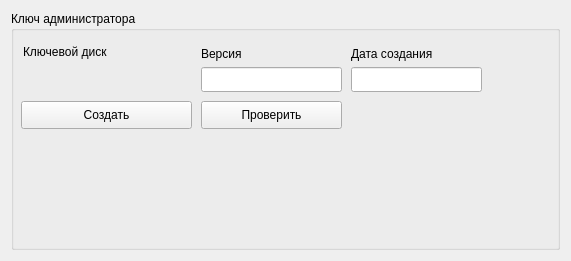
Above: m_cfg/admaud_widget.ui from xXRadioHeadXx/start7 before the change. Below: the same form after it.
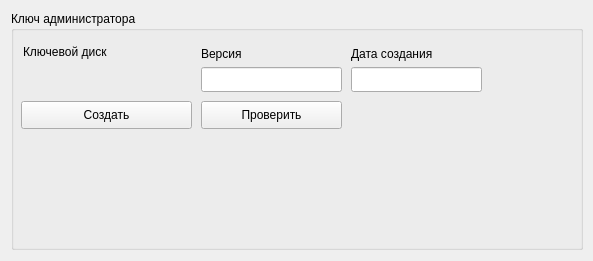
That is the form after the change. Custom widgets are drawn as their Qt base class.

Diff of the .ui file:
```diff
--- a/m_cfg/admaud_widget.ui
+++ b/m_cfg/admaud_widget.ui
@@ -6,16 +6,22 @@
    <rect>
     <x>0</x>
     <y>0</y>
-    <width>571</width>
+    <width>593</width>
     <height>261</height>
    </rect>
   </property>
   <property name="windowTitle">
    <string>Form</string>
   </property>
-  <layout class="QGridLayout" name="gridLayout">
-   <item row="0" column="0">
     <widget class="QGroupBox" name="groupBox_6">
+   <property name="geometry">
+    <rect>
+     <x>11</x>
+     <y>11</y>
+     <width>572</width>
+     <height>239</height>
+    </rect>
+   </property>
      <property name="sizePolicy">
       <sizepolicy hsizetype="Expanding" vsizetype="Expanding">
        <horstretch>0</horstretch>
@@ -130,8 +136,6 @@
       </property>
      </widget>
     </widget>
-   </item>
-  </layout>
  </widget>
  <customwidgets>
   <customwidget>
```
Lines whose indentation alone changed are shown as unchanged.
